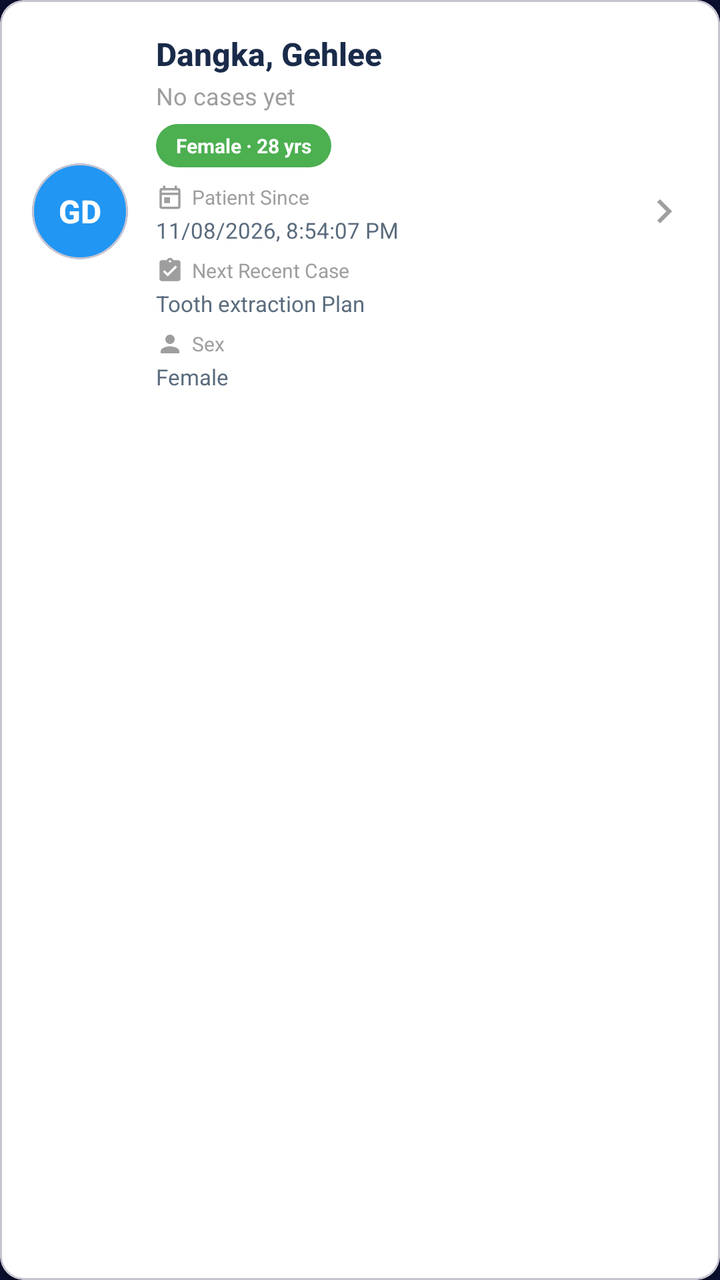
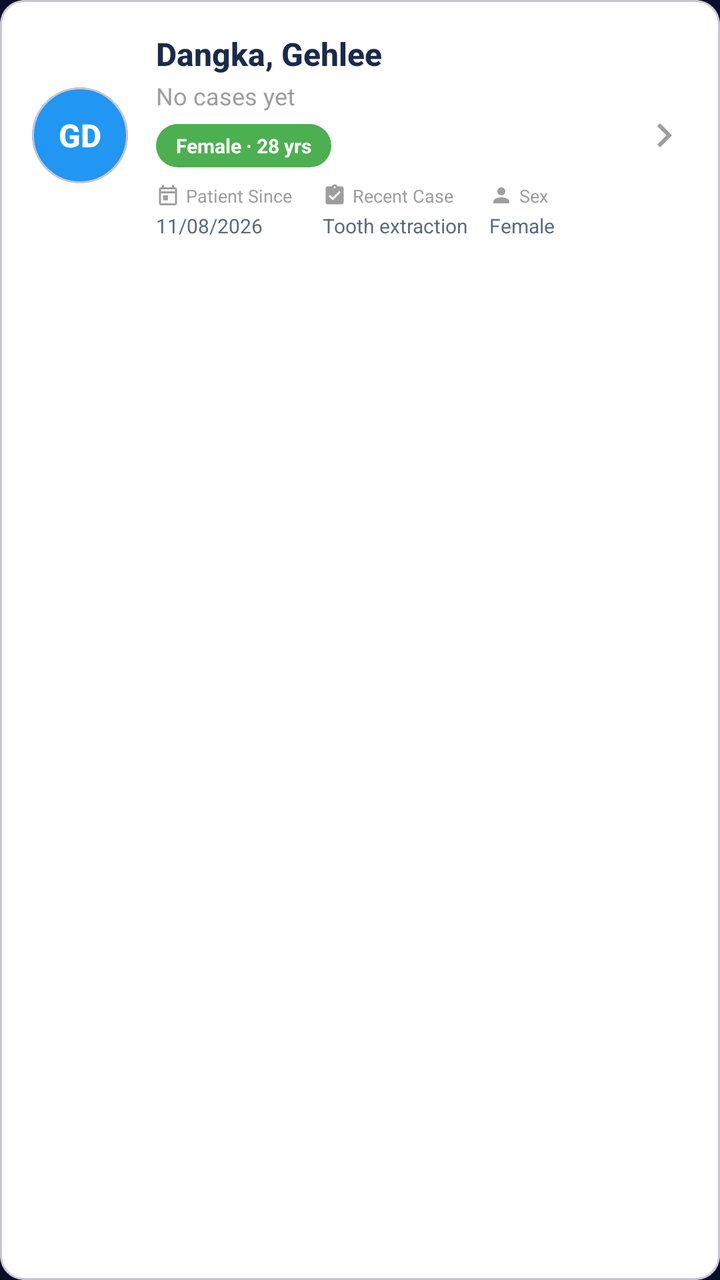

The first picture is an Android layout as it rendered before a commit; the second is the same layout after the commit. The layout source and the unified diff follow.
<!-- AndroidManifest.xml: application theme Theme.SmileSync -->
<!-- res/layout/item_recent_patient.xml -->
﻿<?xml version="1.0" encoding="utf-8"?>
<com.google.android.material.card.MaterialCardView
    xmlns:android="http://schemas.android.com/apk/res/android"
    xmlns:app="http://schemas.android.com/apk/res-auto"
    android:layout_width="match_parent"
    android:layout_height="wrap_content"
    android:layout_marginBottom="12dp"
    app:cardCornerRadius="12dp"
    app:cardElevation="2dp"
    app:cardBackgroundColor="#FFFFFF">

    <LinearLayout
        android:layout_width="match_parent"
        android:layout_height="wrap_content"
        android:orientation="horizontal"
        android:padding="16dp"
        android:gravity="center_vertical">

        
        <com.google.android.material.card.MaterialCardView
            android:layout_width="48dp"
            android:layout_height="48dp"
            app:cardCornerRadius="24dp"
            app:cardElevation="0dp"
            app:cardBackgroundColor="#2196F3">

            <TextView
                android:id="@+id/tv_patient_initials"
                android:layout_width="match_parent"
                android:layout_height="match_parent"
                android:text="GD"
                android:textColor="#FFFFFF"
                android:textSize="16sp"
                android:textStyle="bold"
                android:gravity="center"
                android:fontFamily="sans-serif-medium" />
        </com.google.android.material.card.MaterialCardView>

        
        <LinearLayout
            android:layout_width="0dp"
            android:layout_height="wrap_content"
            android:layout_weight="1"
            android:orientation="vertical"
            android:layout_marginStart="14dp">

            
            <TextView
                android:id="@+id/tv_patient_name"
                android:layout_width="wrap_content"
                android:layout_height="wrap_content"
                android:text="Dangka, Gehlee"
                android:textColor="#1A2B4A"
                android:textSize="16sp"
                android:textStyle="bold"
                android:fontFamily="sans-serif-medium" />

            
            <TextView
                android:id="@+id/tv_last_exam"
                android:layout_width="wrap_content"
                android:layout_height="wrap_content"
                android:layout_marginTop="2dp"
                android:text="No cases yet"
                android:textColor="#9E9E9E"
                android:textSize="12sp" />

            
            <TextView
                android:id="@+id/tv_status"
                android:layout_width="wrap_content"
                android:layout_height="wrap_content"
                android:layout_marginTop="6dp"
                android:text="Female · 28 yrs"
                android:textColor="#FFFFFF"
                android:textSize="10sp"
                android:textStyle="bold"
                android:background="@drawable/bg_status_green"
                android:paddingStart="10dp"
                android:paddingEnd="10dp"
                android:paddingTop="4dp"
                android:paddingBottom="4dp" />

            
            <LinearLayout
                android:layout_width="wrap_content"
                android:layout_height="wrap_content"
                android:orientation="horizontal"
                android:gravity="center_vertical"
                android:layout_marginTop="8dp">

                <ImageView
                    android:layout_width="14dp"
                    android:layout_height="14dp"
                    android:src="@drawable/ic_calendar"
                    app:tint="#9E9E9E"
                    android:contentDescription="" />

                <TextView
                    android:layout_width="wrap_content"
                    android:layout_height="wrap_content"
                    android:text="Patient Since"
                    android:textSize="10sp"
                    android:textColor="#9E9E9E"
                    android:layout_marginStart="4dp" />
            </LinearLayout>

            <TextView
                android:layout_width="wrap_content"
                android:layout_height="wrap_content"
                android:text="11/08/2026, 8:54:07 PM"
                android:textSize="11sp"
                android:textColor="#5A6B7D"
                android:layout_marginTop="2dp" />

            
            <LinearLayout
                android:layout_width="wrap_content"
                android:layout_height="wrap_content"
                android:orientation="horizontal"
                android:gravity="center_vertical"
                android:layout_marginTop="6dp">

                <ImageView
                    android:layout_width="14dp"
                    android:layout_height="14dp"
                    android:src="@drawable/ic_stat_examined"
                    app:tint="#9E9E9E"
                    android:contentDescription="" />

                <TextView
                    android:layout_width="wrap_content"
                    android:layout_height="wrap_content"
                    android:text="Next Recent Case"
                    android:textSize="10sp"
                    android:textColor="#9E9E9E"
                    android:layout_marginStart="4dp" />
            </LinearLayout>

            <TextView
                android:layout_width="wrap_content"
                android:layout_height="wrap_content"
                android:text="Tooth extraction Plan"
                android:textSize="11sp"
                android:textColor="#5A6B7D"
                android:layout_marginTop="2dp" />

            
            <LinearLayout
                android:layout_width="wrap_content"
                android:layout_height="wrap_content"
                android:orientation="horizontal"
                android:gravity="center_vertical"
                android:layout_marginTop="6dp">

                <ImageView
                    android:layout_width="14dp"
                    android:layout_height="14dp"
                    android:src="@drawable/ic_user"
                    app:tint="#9E9E9E"
                    android:contentDescription="" />

                <TextView
                    android:layout_width="wrap_content"
                    android:layout_height="wrap_content"
                    android:text="Sex"
                    android:textSize="10sp"
                    android:textColor="#9E9E9E"
                    android:layout_marginStart="4dp" />
            </LinearLayout>

            <TextView
                android:layout_width="wrap_content"
                android:layout_height="wrap_content"
                android:text="Female"
                android:textSize="11sp"
                android:textColor="#5A6B7D"
                android:layout_marginTop="2dp" />
        </LinearLayout>

        
        <ImageView
            android:id="@+id/tv_view_patient"
            android:layout_width="24dp"
            android:layout_height="24dp"
            android:src="@drawable/ic_arrow_right"
            app:tint="#9E9E9E"
            android:contentDescription="View patient" />
    </LinearLayout>
</com.google.android.material.card.MaterialCardView>
<!-- resources referenced by this layout -->
<resources>
  <!-- drawable bg_status_green (drawable) -->
  ﻿<?xml version="1.0" encoding="utf-8"?>
  <shape xmlns:android="http://schemas.android.com/apk/res/android"
      android:shape="rectangle">
      <solid android:color="#4CAF50"/>
      <corners android:radius="12dp"/>
  </shape>
  <!-- drawable ic_arrow_right (drawable) -->
  <?xml version="1.0" encoding="utf-8"?>
  <vector xmlns:android="http://schemas.android.com/apk/res/android"
      android:width="24dp"
      android:height="24dp"
      android:viewportWidth="24"
      android:viewportHeight="24">
      <path
          android:fillColor="#B0BEC5"
          android:pathData="M8.59,16.59L13.17,12 8.59,7.41 10,6l6,6-6,6-1.41,-1.41z" />
  </vector>
  <!-- drawable ic_calendar (drawable) -->
  <vector xmlns:android="http://schemas.android.com/apk/res/android"
      android:width="24dp"
      android:height="24dp"
      android:viewportWidth="24"
      android:viewportHeight="24">
      <path
          android:fillColor="@android:color/white"
          android:pathData="M19,4h-1V2h-2v2H8V2H6v2H5C3.9,4 3,4.9 3,6v14c0,1.1 0.9,2 2,2h14c1.1,0 2,-0.9 2,-2V6C21,4.9 20.1,4 19,4zM19,20H5V10h14V20zM19,8H5V6h14V8zM7,12h5v5H7V12z"/>
  </vector>
  <!-- drawable ic_stat_examined (drawable) -->
  <vector xmlns:android="http://schemas.android.com/apk/res/android"
      android:width="24dp"
      android:height="24dp"
      android:viewportWidth="24"
      android:viewportHeight="24">
      
      <path
          android:fillColor="#1565C0"
          android:pathData="M19,3h-4.18C14.4,1.84 13.3,1 12,1c-1.3,0 -2.4,0.84 -2.82,2H5C3.9,3 3,3.9 3,5v14c0,1.1 0.9,2 2,2h14c1.1,0 2,-0.9 2,-2V5C21,3.9 20.1,3 19,3zM12,3c0.55,0 1,0.45 1,1s-0.45,1 -1,1s-1,-0.45 -1,-1S11.45,3 12,3zM10,17l-4,-4 1.41,-1.41L10,14.17l6.59,-6.59L18,9 10,17z"/>
  </vector>
  <!-- drawable ic_user (drawable) -->
  ﻿<?xml version="1.0" encoding="utf-8"?>
  <vector xmlns:android="http://schemas.android.com/apk/res/android"
      android:width="24dp"
      android:height="24dp"
      android:viewportWidth="24"
      android:viewportHeight="24">
      <path
          android:fillColor="#000000"
          android:pathData="M12,12c2.21,0 4,-1.79 4,-4s-1.79,-4 -4,-4 -4,1.79 -4,4 1.79,4 4,4zM12,14c-2.67,0 -8,1.34 -8,4v2h16v-2c0,-2.66 -5.33,-4 -8,-4z"/>
  </vector>
  <style name="Theme.SmileSync" parent="Base.Theme.SmileSync" />
  <style name="Base.Theme.SmileSync" parent="Theme.Material3.Light.NoActionBar">
          <item name="colorPrimary">@color/accent_blue</item>
          <item name="colorPrimaryVariant">@color/accent_blue_light</item>
          <item name="colorOnPrimary">@color/white</item>
          <item name="android:windowBackground">@color/bg_dark_navy</item>
          <item name="android:statusBarColor" tools:targetApi="21">@color/bg_dark_navy</item>
          <item name="android:navigationBarColor">@color/bg_dark_navy</item>
      </style>
  <color name="accent_blue">#1565C0</color>
  <color name="accent_blue_light">#1976D2</color>
  <color name="white">#FFFFFFFF</color>
  <color name="bg_dark_navy">#0A0F2E</color>
</resources>

<!-- the commit's change to res/layout/item_recent_patient.xml (unified diff, before → after) -->
@@ -83,99 +83,132 @@
 
             
             <LinearLayout
-                android:layout_width="wrap_content"
+                android:layout_width="match_parent"
                 android:layout_height="wrap_content"
                 android:orientation="horizontal"
-                android:gravity="center_vertical"
                 android:layout_marginTop="8dp">
 
-                <ImageView
-                    android:layout_width="14dp"
-                    android:layout_height="14dp"
-                    android:src="@drawable/ic_calendar"
-                    app:tint="#9E9E9E"
-                    android:contentDescription="" />
-
-                <TextView
-                    android:layout_width="wrap_content"
+                
+                <LinearLayout
+                    android:layout_width="0dp"
                     android:layout_height="wrap_content"
-                    android:text="Patient Since"
-                    android:textSize="10sp"
-                    android:textColor="#9E9E9E"
-                    android:layout_marginStart="4dp" />
+                    android:layout_weight="1"
+                    android:orientation="vertical"
+                    android:layout_marginEnd="8dp">
+
+                    <LinearLayout
+                        android:layout_width="wrap_content"
+                        android:layout_height="wrap_content"
+                        android:orientation="horizontal"
+                        android:gravity="center_vertical">
+
+                        <ImageView
+                            android:layout_width="12dp"
+                            android:layout_height="12dp"
+                            android:src="@drawable/ic_calendar"
+                            app:tint="#9E9E9E"
+                            android:contentDescription="" />
+
+                        <TextView
+                            android:layout_width="wrap_content"
+                            android:layout_height="wrap_content"
+                            android:text="Patient Since"
+                            android:textSize="9sp"
+                            android:textColor="#9E9E9E"
+                            android:layout_marginStart="3dp" />
+                    </LinearLayout>
+
+                    <TextView
+                        android:id="@+id/tv_patient_since"
+                        android:layout_width="wrap_content"
+                        android:layout_height="wrap_content"
+                        android:text="11/08/2026"
+                        android:textSize="10sp"
+                        android:textColor="#5A6B7D"
+                        android:layout_marginTop="2dp" />
+                </LinearLayout>
+
+                
+                <LinearLayout
+                    android:layout_width="0dp"
+                    android:layout_height="wrap_content"
+                    android:layout_weight="1"
+                    android:orientation="vertical"
+                    android:layout_marginEnd="8dp">
+
+                    <LinearLayout
+                        android:layout_width="wrap_content"
+                        android:layout_height="wrap_content"
+                        android:orientation="horizontal"
+                        android:gravity="center_vertical">
+
+                        <ImageView
+                            android:layout_width="12dp"
+                            android:layout_height="12dp"
+                            android:src="@drawable/ic_stat_examined"
+                            app:tint="#9E9E9E"
+                            android:contentDescription="" />
+
+                        <TextView
+                            android:layout_width="wrap_content"
+                            android:layout_height="wrap_content"
+                            android:text="Recent Case"
+                            android:textSize="9sp"
+                            android:textColor="#9E9E9E"
+                            android:layout_marginStart="3dp" />
+                    </LinearLayout>
+
+                    <TextView
+                        android:id="@+id/tv_recent_case"
+                        android:layout_width="wrap_content"
+                        android:layout_height="wrap_content"
+                        android:text="Tooth extraction"
+                        android:textSize="10sp"
+                        android:textColor="#5A6B7D"
+                        android:layout_marginTop="2dp"
+                        android:maxLines="1"
+                        android:ellipsize="end" />
+                </LinearLayout>
+
+                
+                <LinearLayout
+                    android:layout_width="0dp"
+                    android:layout_height="wrap_content"
+                    android:layout_weight="1"
+                    android:orientation="vertical">
+
+                    <LinearLayout
+                        android:layout_width="wrap_content"
+                        android:layout_height="wrap_content"
+                        android:orientation="horizontal"
+                        android:gravity="center_vertical">
+
+                        <ImageView
+                            android:layout_width="12dp"
+                            android:layout_height="12dp"
+                            android:src="@drawable/ic_user"
+                            app:tint="#9E9E9E"
+                            android:contentDescription="" />
+
+                        <TextView
+                            android:layout_width="wrap_content"
+                            android:layout_height="wrap_content"
+                            android:text="Sex"
+                            android:textSize="9sp"
+                            android:textColor="#9E9E9E"
+                            android:layout_marginStart="3dp" />
+                    </LinearLayout>
+
+                    <TextView
+                        android:id="@+id/tv_sex"
+                        android:layout_width="wrap_content"
+                        android:layout_height="wrap_content"
+                        android:text="Female"
+                        android:textSize="10sp"
+                        android:textColor="#5A6B7D"
+                        android:layout_marginTop="2dp" />
+                </LinearLayout>
             </LinearLayout>
-
-            <TextView
-                android:layout_width="wrap_content"
-                android:layout_height="wrap_content"
-                android:text="11/08/2026, 8:54:07 PM"
-                android:textSize="11sp"
-                android:textColor="#5A6B7D"
-                android:layout_marginTop="2dp" />
-
-            
-            <LinearLayout
-                android:layout_width="wrap_content"
-                android:layout_height="wrap_content"
-                android:orientation="horizontal"
-                android:gravity="center_vertical"
-                android:layout_marginTop="6dp">
-
-                <ImageView
-                    android:layout_width="14dp"
-                    android:layout_height="14dp"
-                    android:src="@drawable/ic_stat_examined"
-                    app:tint="#9E9E9E"
-                    android:contentDescription="" />
-
-                <TextView
-                    android:layout_width="wrap_content"
-                    android:layout_height="wrap_content"
-                    android:text="Next Recent Case"
-                    android:textSize="10sp"
-                    android:textColor="#9E9E9E"
-                    android:layout_marginStart="4dp" />
-            </LinearLayout>
-
-            <TextView
-                android:layout_width="wrap_content"
-                android:layout_height="wrap_content"
-                android:text="Tooth extraction Plan"
-                android:textSize="11sp"
-                android:textColor="#5A6B7D"
-                android:layout_marginTop="2dp" />
-
-            
-            <LinearLayout
-                android:layout_width="wrap_content"
-                android:layout_height="wrap_content"
-                android:orientation="horizontal"
-                android:gravity="center_vertical"
-                android:layout_marginTop="6dp">
-
-                <ImageView
-                    android:layout_width="14dp"
-                    android:layout_height="14dp"
-                    android:src="@drawable/ic_user"
-                    app:tint="#9E9E9E"
-                    android:contentDescription="" />
-
-                <TextView
-                    android:layout_width="wrap_content"
-                    android:layout_height="wrap_content"
-                    android:text="Sex"
-                    android:textSize="10sp"
-                    android:textColor="#9E9E9E"
-                    android:layout_marginStart="4dp" />
-            </LinearLayout>
-
-            <TextView
-                android:layout_width="wrap_content"
-                android:layout_height="wrap_content"
-                android:text="Female"
-                android:textSize="11sp"
-                android:textColor="#5A6B7D"
-                android:layout_marginTop="2dp" />
         </LinearLayout>
 
         
